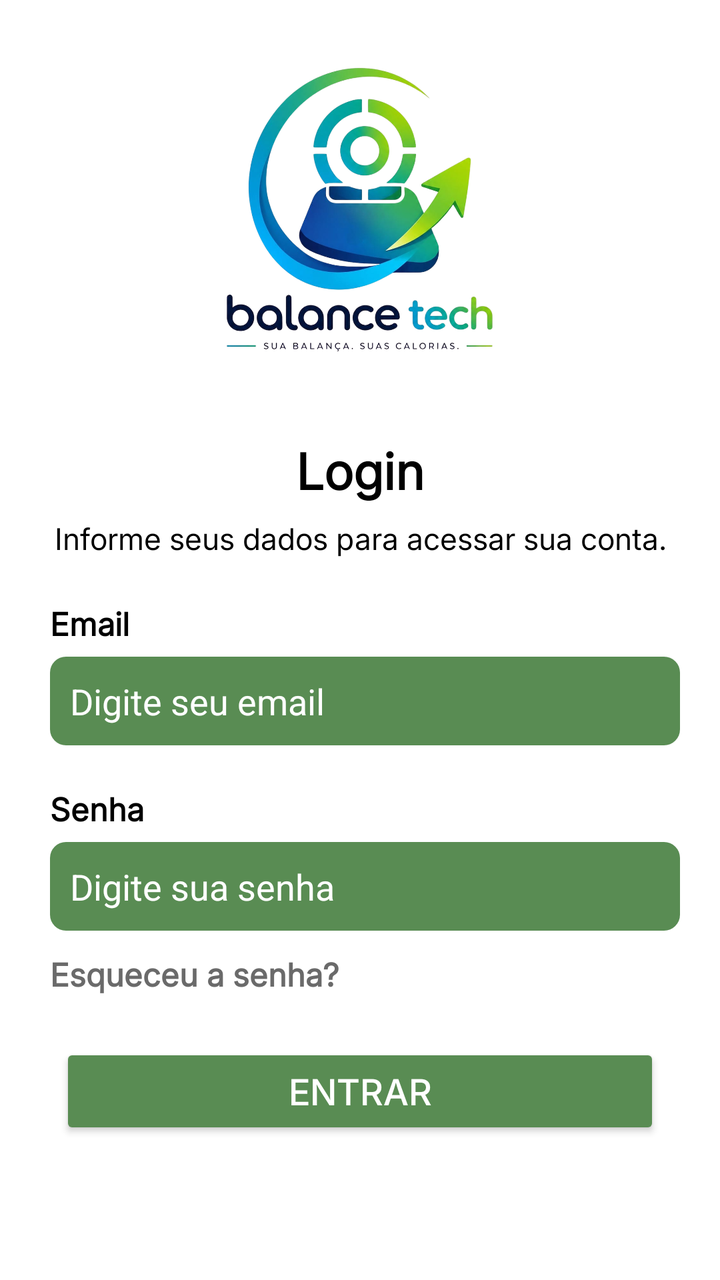
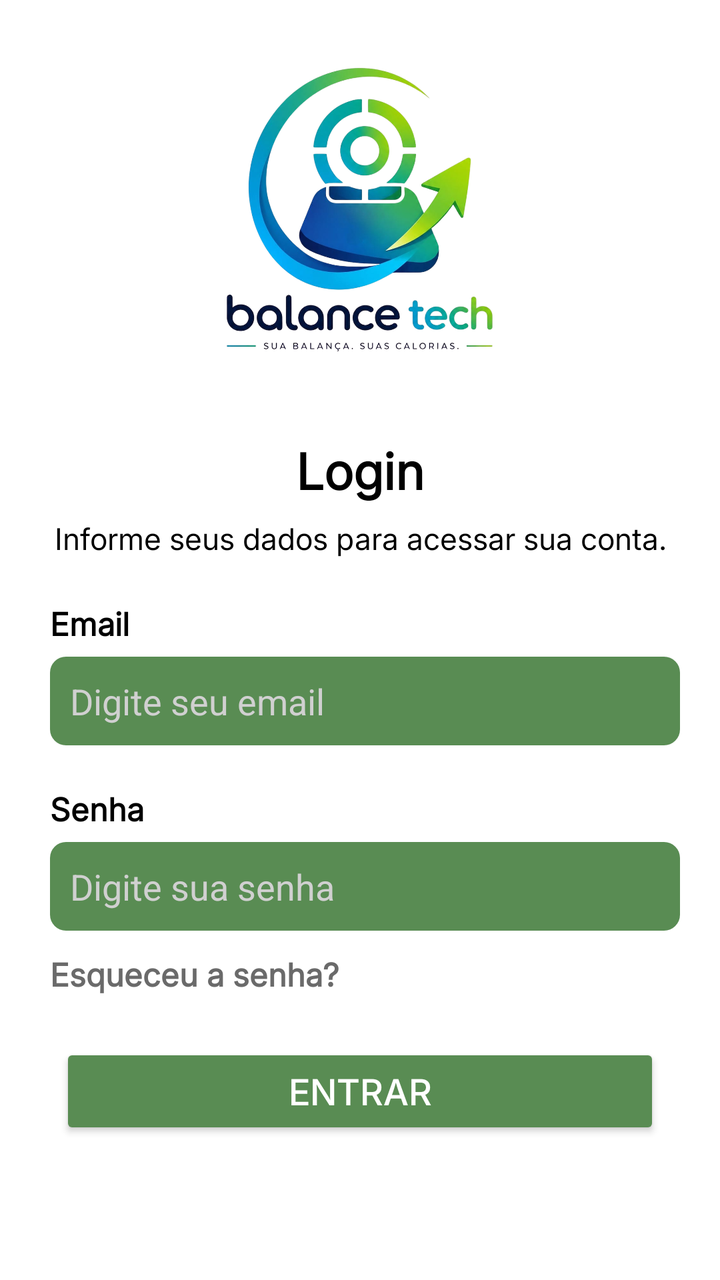

The first picture is an Android layout as it rendered before a commit; the second is the same layout after the commit. The layout source and the unified diff follow.
<!-- AndroidManifest.xml: application theme Theme.BalanceTech_TCC_Equipe05 -->
<!-- res/layout/login.xml -->
<?xml version="1.0" encoding="utf-8"?>
<LinearLayout xmlns:android="http://schemas.android.com/apk/res/android"
    xmlns:app="http://schemas.android.com/apk/res-auto"
    xmlns:tools="http://schemas.android.com/tools"
    android:id="@+id/main"
    android:layout_width="match_parent"
    android:layout_height="match_parent"
    android:background="@color/app_background"
    android:orientation="vertical"
    tools:context=".MainActivity">

    <ImageView
        android:layout_width="235dp"
        android:layout_height="200dp"
        android:layout_gravity="center_horizontal"
        android:layout_marginTop="12dp"
        android:scaleType="fitCenter"
        android:src="@drawable/image1logo" />

    <TextView
        android:layout_width="match_parent"
        android:layout_height="wrap_content"
        android:text="Login"
        android:fontFamily="@font/inter_18pt_regular"
        android:textStyle="bold"
        android:textSize="25sp"
        android:textColor="@color/app_text_primary"
        android:gravity="center"
        android:layout_marginTop="5dp"/>

    <TextView
        android:layout_width="match_parent"
        android:layout_height="wrap_content"
        android:text="Informe seus dados para acessar sua conta."
        android:fontFamily="@font/inter_18pt_regular"
        android:textSize="15sp"
        android:textColor="@color/app_text_primary"
        android:gravity="center"
        android:layout_marginTop="5dp"/>

    <TextView
        android:layout_width="match_parent"
        android:layout_height="wrap_content"
        android:text="Email"
        android:fontFamily="@font/inter_18pt_regular"
        android:textStyle="bold"
        android:textSize="16sp"
        android:textColor="@color/app_text_primary"
        android:layout_marginStart="25dp"
        android:layout_marginTop="20dp"
        android:layout_marginBottom="5dp"/>

   <EditText
       android:layout_width="match_parent"
       android:layout_height="wrap_content"
       android:layout_marginStart="25dp"
       android:layout_marginEnd="20dp"
       android:text="Digite seu email"
       android:textColor="@color/app_edit_text"
       android:padding="10dp"
       android:background="@drawable/edit_text_background"/>

    <TextView
        android:layout_width="match_parent"
        android:layout_height="wrap_content"
        android:text="Senha"
        android:fontFamily="@font/inter_18pt_regular"
        android:textStyle="bold"
        android:textSize="16sp"
        android:textColor="@color/app_text_primary"
        android:layout_marginStart="25dp"
        android:layout_marginTop="20dp"
        android:layout_marginBottom="5dp"/>

    <EditText
        android:layout_width="match_parent"
        android:layout_height="wrap_content"
        android:layout_marginStart="25dp"
        android:layout_marginEnd="20dp"
        android:text="Digite sua senha"
        android:textColor="@color/app_edit_text"
        android:padding="10dp"
        android:background="@drawable/edit_text_background"/>

    <TextView
        android:id="@+id/esqueciSenha"
        android:layout_width="match_parent"
        android:layout_height="wrap_content"
        android:text="Esqueceu a senha?"
        android:fontFamily="@font/inter_18pt_regular"
        android:textStyle="bold"
        android:textSize="16sp"
        android:textColor="@color/app_text_secondary"
        android:layout_marginStart="25dp"
        android:layout_marginTop="10dp"
        android:layout_marginBottom="5dp"
        android:clickable="true"
        android:focusable="true"/>

    <Button
        android:layout_width="match_parent"
        android:layout_height="wrap_content"
        android:text="Entrar"
        android:textSize="18sp"
        app:cornerRadius="8dp"
        android:fontFamily="@font/inter_18pt_medium"
        android:layout_marginStart="30dp"
        android:layout_marginEnd="30dp"
        android:layout_marginTop="18dp"
        android:backgroundTint="@color/app_button_green"
        android:textColor="@color/app_button_text"/>

</LinearLayout>
<!-- resources referenced by this layout -->
<resources>
  <color name="app_background">#FFFFFF</color>
  <color name="app_button_green">#598C53</color>
  <color name="app_button_text">#FFFFFF</color>
  <color name="app_edit_text">#FFFFFF</color>
  <color name="app_text_primary">#000000</color>
  <color name="app_text_secondary">#6A6A6A</color>
  <!-- drawable edit_text_background (drawable) -->
  <?xml version="1.0" encoding="utf-8"?>
  <shape xmlns:android="http://schemas.android.com/apk/res/android"
      android:shape="rectangle">
  
      <solid android:color="#598C53" />
  
      <corners android:radius="8dp" />
  
  </shape>
  <!-- drawable image1logo: png bitmap (drawable, 472995 bytes) -->
  <style name="Theme.BalanceTech_TCC_Equipe05" parent="Base.Theme.BalanceTech_TCC_Equipe05" />
  <style name="Base.Theme.BalanceTech_TCC_Equipe05" parent="Theme.Material3.DayNight.NoActionBar">
          
          
      </style>
</resources>

<!-- the commit's change to res/layout/login.xml (unified diff, before → after) -->
@@ -56,7 +56,7 @@
        android:layout_marginStart="25dp"
        android:layout_marginEnd="20dp"
        android:text="Digite seu email"
-       android:textColor="@color/app_edit_text"
+       android:textColor="@color/social_button_stroke"
        android:padding="10dp"
        android:background="@drawable/edit_text_background"/>
 
@@ -78,7 +78,7 @@
         android:layout_marginStart="25dp"
         android:layout_marginEnd="20dp"
         android:text="Digite sua senha"
-        android:textColor="@color/app_edit_text"
+        android:textColor="@color/social_button_stroke"
         android:padding="10dp"
         android:background="@drawable/edit_text_background"/>
 
<!-- resource entries referenced after the edit -->
@@ -3,9 +3,9 @@
   <color name="app_background">#FFFFFF</color>
   <color name="app_button_green">#598C53</color>
   <color name="app_button_text">#FFFFFF</color>
-  <color name="app_edit_text">#FFFFFF</color>
   <color name="app_text_primary">#000000</color>
   <color name="app_text_secondary">#6A6A6A</color>
+  <color name="social_button_stroke">#D0D0D0</color>
   <!-- drawable edit_text_background (drawable) -->
   <?xml version="1.0" encoding="utf-8"?>
   <shape xmlns:android="http://schemas.android.com/apk/res/android"
